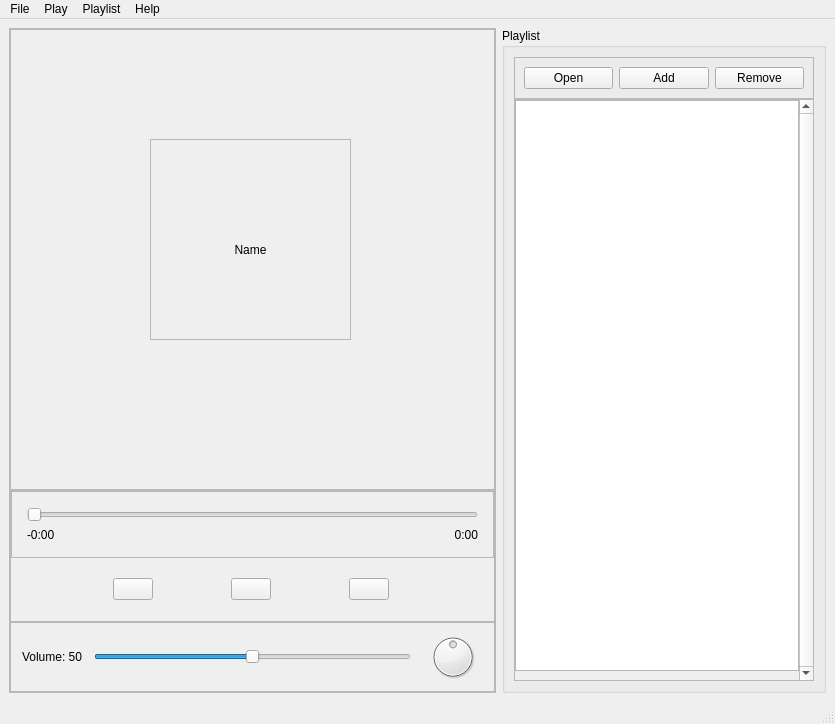
First picture: the form in qt_mp3_player.ui, repository LES4975/PyQt_MP3_Player, before the edit.
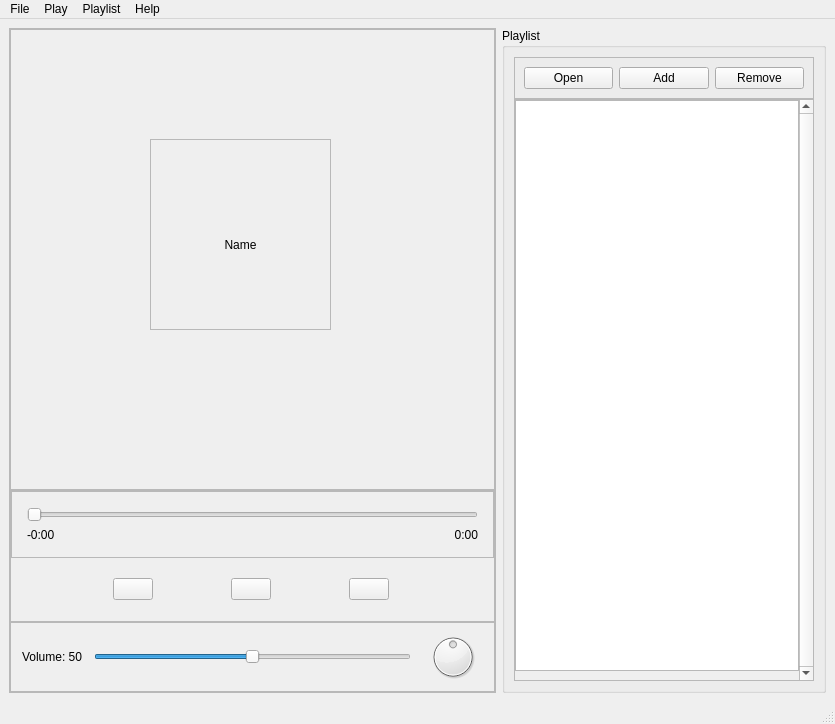
Second picture: the form after the edit. Icons and pictures are not drawn.

What changed in the file:
```diff
--- a/qt_mp3_player.ui
+++ b/qt_mp3_player.ui
@@ -64,8 +64,8 @@
            <rect>
             <x>140</x>
             <y>110</y>
-            <width>201</width>
-            <height>201</height>
+            <width>181</width>
+            <height>191</height>
            </rect>
           </property>
           <property name="frameShape">
```
